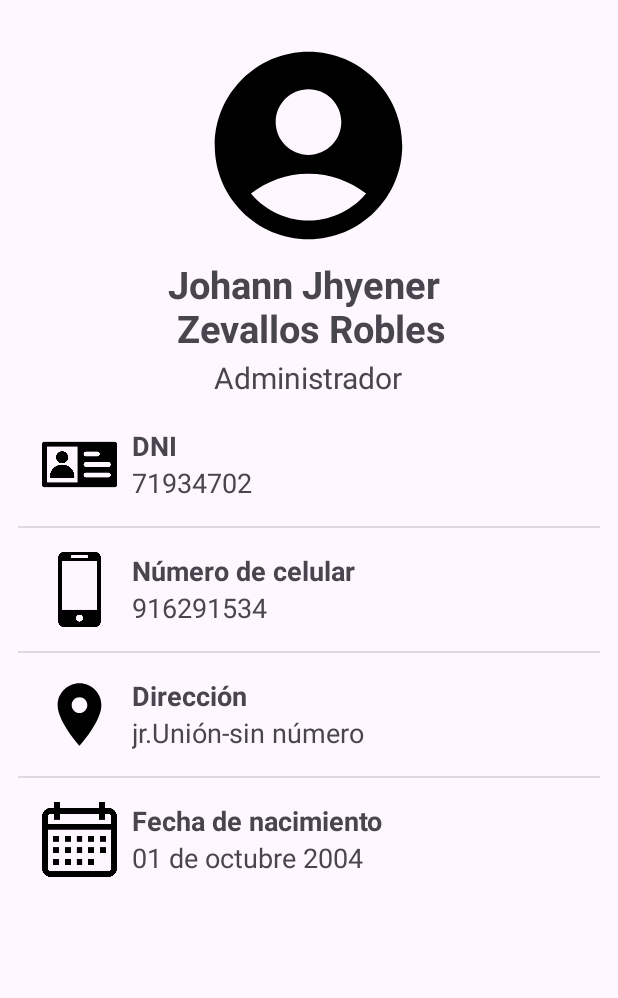
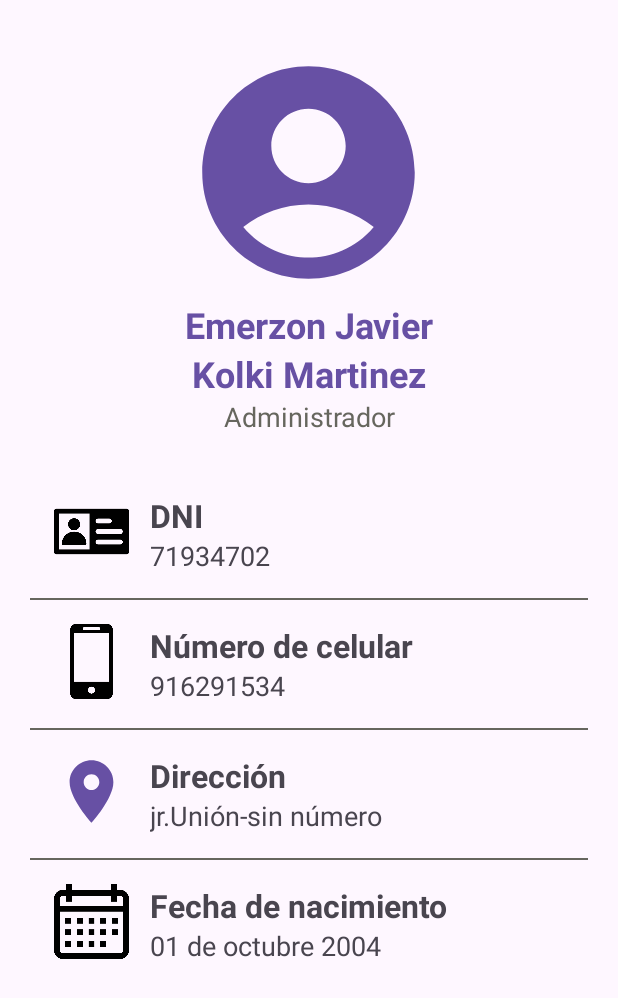
Before and after one commit to JasonCrk/TinkaWork, an Android app: the layout fragment_personal_information_screen.xml on its own in the app's theme, with its tools: preview values and no code run, on a phone screen of 412 x 824 dp. Shown: the top 998 px of the screen. Run offline under Robolectric (Android 15) with nearby library versions, the phone set to English and light mode, and no system bars.

Commit message:
feat: improve establishment details view and personal information view

```diff
--- a/app/src/main/AndroidManifest.xml
+++ b/app/src/main/AndroidManifest.xml
@@ -13,12 +13,6 @@
         android:theme="@style/Theme.TinkaWork"
         tools:targetApi="31">
         <activity
-            android:name=".account.ui.screens.PersonalInformationActivity"
-            android:exported="false" />
-        <activity
-            android:name=".establishment.ui.screens.EstablishmentDetailsActivity"
-            android:exported="false" />
-        <activity
             android:name=".MainActivity"
             android:exported="true">
             <intent-filter>
--- a/app/src/main/res/layout/activity_personal_information.xml
+++ b/app/src/main/res/layout/fragment_personal_information_screen.xml
@@ -1,38 +1,67 @@
 <?xml version="1.0" encoding="utf-8"?>
-<LinearLayout xmlns:android="http://schemas.android.com/apk/res/android"
-    xmlns:app="http://schemas.android.com/apk/res-auto"
+<androidx.constraintlayout.widget.ConstraintLayout xmlns:android="http://schemas.android.com/apk/res/android"
+    xmlns:tools="http://schemas.android.com/tools"
     android:layout_width="match_parent"
     android:layout_height="match_parent"
-    android:id="@+id/main"
-    xmlns:tools="http://schemas.android.com/tools"
-    tools:context=".account.ui.screens.PersonalInformationActivity"
+    xmlns:app="http://schemas.android.com/apk/res-auto"
     android:orientation="vertical"
-    android:padding="12dp">
-
-    <ImageView
-        android:layout_width="150dp"
-        android:layout_height="150dp"
-        android:layout_gravity="center_horizontal"
-        android:layout_marginTop="10dp"
-        android:src="@drawable/ic_baseline_account_circle_24" />
-
-    <TextView
-        android:layout_width="wrap_content"
-        android:layout_height="wrap_content"
-        android:layout_gravity="center_horizontal"
-        android:textSize="25sp"
-        android:textStyle="bold"
-        android:layout_marginBottom="2dp"
-        android:text="Johann Jhyener \n Zevallos Robles"/>
-
-    <TextView
-        android:layout_width="wrap_content"
-        android:layout_height="wrap_content"
-        android:layout_gravity="center_horizontal"
-        android:textSize="20sp"
-        android:text="Administrador"/>
+    tools:context=".account.ui.screens.PersonalInformationScreenFragment">
 
     <LinearLayout
+        android:id="@+id/accountInfo"
+        app:layout_constraintTop_toTopOf="parent"
+        android:layout_marginTop="30dp"
+        android:orientation="vertical"
+        android:layout_width="match_parent"
+        android:layout_height="wrap_content">
+
+        <ImageView
+            android:id="@+id/accountPicture"
+            android:src="@drawable/ic_baseline_account_circle_24"
+            android:contentDescription="Picture"
+            android:layout_gravity="center_horizontal"
+            app:tint="?attr/colorPrimary"
+            android:layout_width="170dp"
+            android:layout_height="170dp"
+            tools:ignore="HardcodedText" />
+
+        <TextView
+            android:id="@+id/accountFirstName"
+            android:text="Emerzon Javier"
+            android:textColor="?attr/colorPrimary"
+            android:textStyle="bold"
+            android:textSize="24sp"
+            android:textAlignment="center"
+            android:layout_width="match_parent"
+            android:layout_height="wrap_content"
+            tools:ignore="HardcodedText" />
+
+        <TextView
+            android:id="@+id/accountLastName"
+            android:text="Kolki Martinez"
+            android:textColor="?attr/colorPrimary"
+            android:textStyle="bold"
+            android:textSize="24sp"
+            android:textAlignment="center"
+            android:layout_width="match_parent"
+            android:layout_height="wrap_content"
+            tools:ignore="HardcodedText" />
+
+        <TextView
+            android:id="@+id/accountRole"
+            android:text="Administrador"
+            android:textColor="@color/gray"
+            android:textSize="18sp"
+            android:textAlignment="center"
+            android:layout_width="match_parent"
+            android:layout_height="wrap_content"
+            tools:ignore="HardcodedText" />
+    </LinearLayout>
+
+    <LinearLayout
+        app:layout_constraintTop_toBottomOf="@+id/accountInfo"
+        android:layout_marginTop="20dp"
+        android:paddingHorizontal="20dp"
         android:layout_width="match_parent"
         android:layout_height="wrap_content"
         android:orientation="vertical">
@@ -47,8 +76,10 @@
             <ImageView
                 android:layout_width="50dp"
                 android:layout_height="50dp"
+                android:layout_marginEnd="14dp"
+                android:contentDescription="DNI"
                 android:src="@drawable/dni"
-                android:layout_marginEnd="10dp"/>
+                tools:ignore="HardcodedText" />
 
             <LinearLayout
                 android:layout_width="match_parent"
@@ -60,24 +91,21 @@
                     android:layout_width="wrap_content"
                     android:layout_height="wrap_content"
                     android:text="DNI"
-                    android:textSize="18sp"
+                    android:textSize="21sp"
                     android:textStyle="bold" />
+
                 <TextView
                     android:layout_width="wrap_content"
                     android:layout_height="wrap_content"
                     android:text="71934702"
                     android:textSize="18sp" />
-
             </LinearLayout>
-
-
         </LinearLayout>
 
-        <View
-            android:id="@+id/divider"
+        <com.google.android.material.divider.MaterialDivider
+            app:dividerColor="@color/gray"
             android:layout_width="match_parent"
-            android:layout_height="1dp"
-            android:background="?android:attr/listDivider" />
+            android:layout_height="match_parent" />
 
         <LinearLayout
             android:layout_width="match_parent"
@@ -88,8 +116,10 @@
             <ImageView
                 android:layout_width="50dp"
                 android:layout_height="50dp"
+                android:contentDescription="Phone icon"
                 android:src="@drawable/phone"
-                android:layout_marginEnd="10dp"/>
+                android:layout_marginEnd="14dp"
+                tools:ignore="HardcodedText" />
 
             <LinearLayout
                 android:layout_width="match_parent"
@@ -101,23 +131,24 @@
                     android:layout_width="wrap_content"
                     android:layout_height="wrap_content"
                     android:text="Número de celular"
-                    android:textSize="18sp"
-                    android:textStyle="bold" />
+                    android:textSize="21sp"
+                    android:textStyle="bold"
+                    tools:ignore="HardcodedText" />
+
                 <TextView
                     android:layout_width="wrap_content"
                     android:layout_height="wrap_content"
                     android:text="916291534"
-                    android:textSize="18sp" />
-
+                    android:textSize="18sp"
+                    tools:ignore="HardcodedText" />
             </LinearLayout>
 
         </LinearLayout>
 
-        <View
-            android:id="@+id/divider4"
+        <com.google.android.material.divider.MaterialDivider
+            app:dividerColor="@color/gray"
             android:layout_width="match_parent"
-            android:layout_height="1dp"
-            android:background="?android:attr/listDivider" />
+            android:layout_height="match_parent" />
 
         <LinearLayout
             android:layout_width="match_parent"
@@ -128,8 +159,11 @@
             <ImageView
                 android:layout_width="50dp"
                 android:layout_height="50dp"
-                android:layout_marginEnd="10dp"
-                android:src="@drawable/ic_baseline_location_on_24" />
+                android:layout_marginEnd="14dp"
+                android:contentDescription="Location"
+                android:src="@drawable/ic_baseline_location_on_24"
+                app:tint="?attr/colorPrimary"
+                tools:ignore="HardcodedText" />
 
             <LinearLayout
                 android:layout_width="match_parent"
@@ -141,23 +175,23 @@
                     android:layout_width="wrap_content"
                     android:layout_height="wrap_content"
                     android:text="Dirección"
-                    android:textSize="18sp"
-                    android:textStyle="bold" />
+                    android:textSize="21sp"
+                    android:textStyle="bold"
+                    tools:ignore="HardcodedText" />
+
                 <TextView
                     android:layout_width="wrap_content"
                     android:layout_height="wrap_content"
                     android:text="jr.Unión-sin número"
-                    android:textSize="18sp" />
-
+                    android:textSize="18sp"
+                    tools:ignore="HardcodedText" />
             </LinearLayout>
-
         </LinearLayout>
 
-        <View
-            android:id="@+id/divider5"
+        <com.google.android.material.divider.MaterialDivider
+            app:dividerColor="@color/gray"
             android:layout_width="match_parent"
-            android:layout_height="1dp"
-            android:background="?android:attr/listDivider" />
+            android:layout_height="match_parent" />
 
         <LinearLayout
             android:layout_width="match_parent"
@@ -168,8 +202,10 @@
             <ImageView
                 android:layout_width="50dp"
                 android:layout_height="50dp"
+                android:contentDescription="Calendar"
                 android:src="@drawable/calendar"
-                android:layout_marginEnd="10dp"/>
+                android:layout_marginEnd="14dp"
+                tools:ignore="HardcodedText" />
 
             <LinearLayout
                 android:layout_width="match_parent"
@@ -181,19 +217,18 @@
                     android:layout_width="wrap_content"
                     android:layout_height="wrap_content"
                     android:text="Fecha de nacimiento"
-                    android:textSize="18sp"
-                    android:textStyle="bold" />
+                    android:textSize="21sp"
+                    android:textStyle="bold"
+                    tools:ignore="HardcodedText" />
 
                 <TextView
                     android:layout_width="wrap_content"
                     android:layout_height="wrap_content"
                     android:text="01 de octubre 2004"
-                    android:textSize="18sp" />
-
+                    android:textSize="18sp"
+                    tools:ignore="HardcodedText" />
             </LinearLayout>
-
         </LinearLayout>
-
     </LinearLayout>
 
-</LinearLayout>
+</androidx.constraintlayout.widget.ConstraintLayout>
--- a/app/src/main/res/values/colors.xml
+++ b/app/src/main/res/values/colors.xml
@@ -3,6 +3,7 @@
     <color name="black">#171715</color>
     <color name="green">#0F6639</color>
     <color name="red">#E40D1D</color>
+    <color name="gray">#66665E</color>
     <color name="white">#FFFFFFFF</color>
     <color name="yellow">#FAE602</color>
     <color name="background_light">#FFFFF4</color>
--- a/app/src/main/res/values/strings.xml
+++ b/app/src/main/res/values/strings.xml
@@ -1,3 +1,5 @@
 <resources>
     <string name="app_name">TinkaWork</string>
+    <!-- TODO: Remove or change this placeholder text -->
+    <string name="hello_blank_fragment">Hello blank fragment</string>
 </resources>
```
Also changed, not shown: app/src/main/java/com/latinka/tinkawork/account/ui/screens/PersonalInformationActivity.kt (deleted, +0 -22 lines), app/src/main/java/com/latinka/tinkawork/account/ui/screens/PersonalInformationScreenFragment.kt (added, +23 -0 lines), app/src/main/java/com/latinka/tinkawork/establishment/ui/screens/EstablishmentDetailsActivity.kt (deleted, +0 -21 lines), app/src/main/java/com/latinka/tinkawork/establishment/ui/screens/EstablishmentDetailsScreenFragment.kt (added, +23 -0 lines), app/src/main/res/layout/fragment_establishment_details_screen.xml (renamed from app/src/main/res/layout/activity_establishment_details.xml, +43 -24 lines), app/src/main/res/drawable-night/calendar.png (added), app/src/main/res/drawable-night/dni.png (added), app/src/main/res/drawable-night/phone.png (added).
